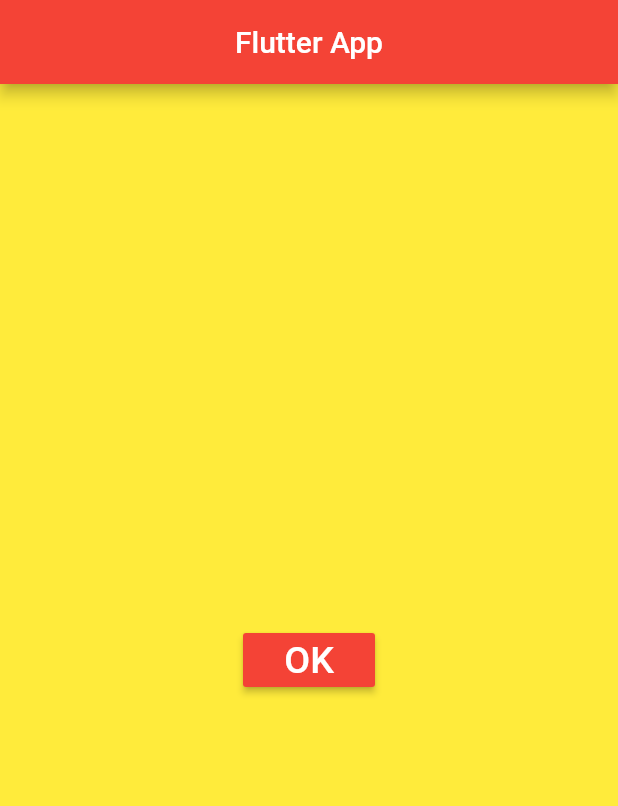
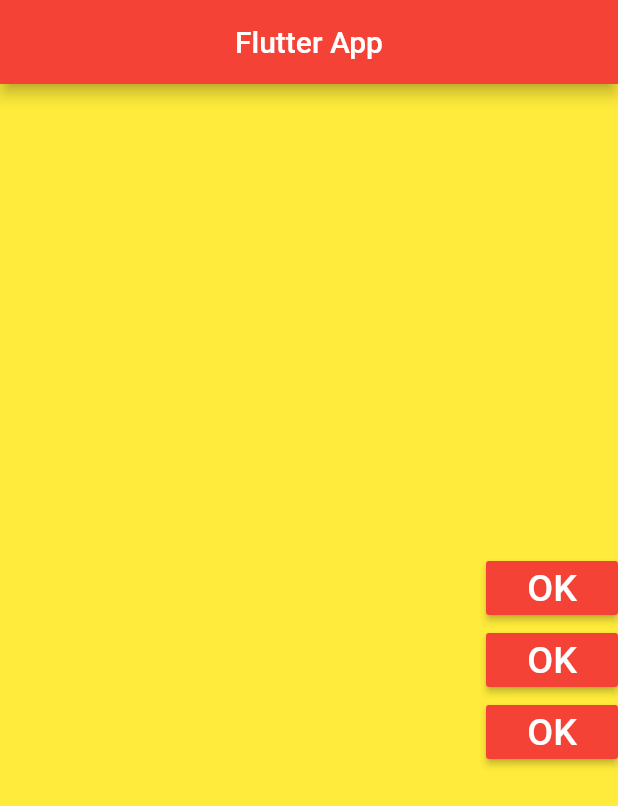
Before and after one commit to GabriellBP/flutter_app, a Flutter app: the screen it shows after launch, on a phone screen of 412 x 824 dp. Shown: the top 806 px of the screen. Run offline on Flutter 3.47's test engine with Material 2 defaults, Android fonts, the phone set to English and light mode, and no system bars.

Commit message:
working with columns and rows

```diff
--- a/lib/pages/home_page.dart
+++ b/lib/pages/home_page.dart
@@ -10,15 +10,25 @@ class HomePage extends StatelessWidget {
         ),
         centerTitle: true,
       ),
-      body: _body(),
+      body: _body(context),
     );
   }
 
-  _body() {
+  _body(BuildContext context) {
+    Size size = MediaQuery.of(context).size;
+
     return Container(
+      width: size.width,
       color: Colors.yellow,
-      child: Center(
-        child: _button(),
+      child: Column(
+        mainAxisAlignment: MainAxisAlignment.center,
+        mainAxisSize: MainAxisSize.max,
+        crossAxisAlignment: CrossAxisAlignment.end,
+        children: <Widget> [
+          _button(),
+          _button(),
+          _button(),
+        ],
       )
     );
   }
```
